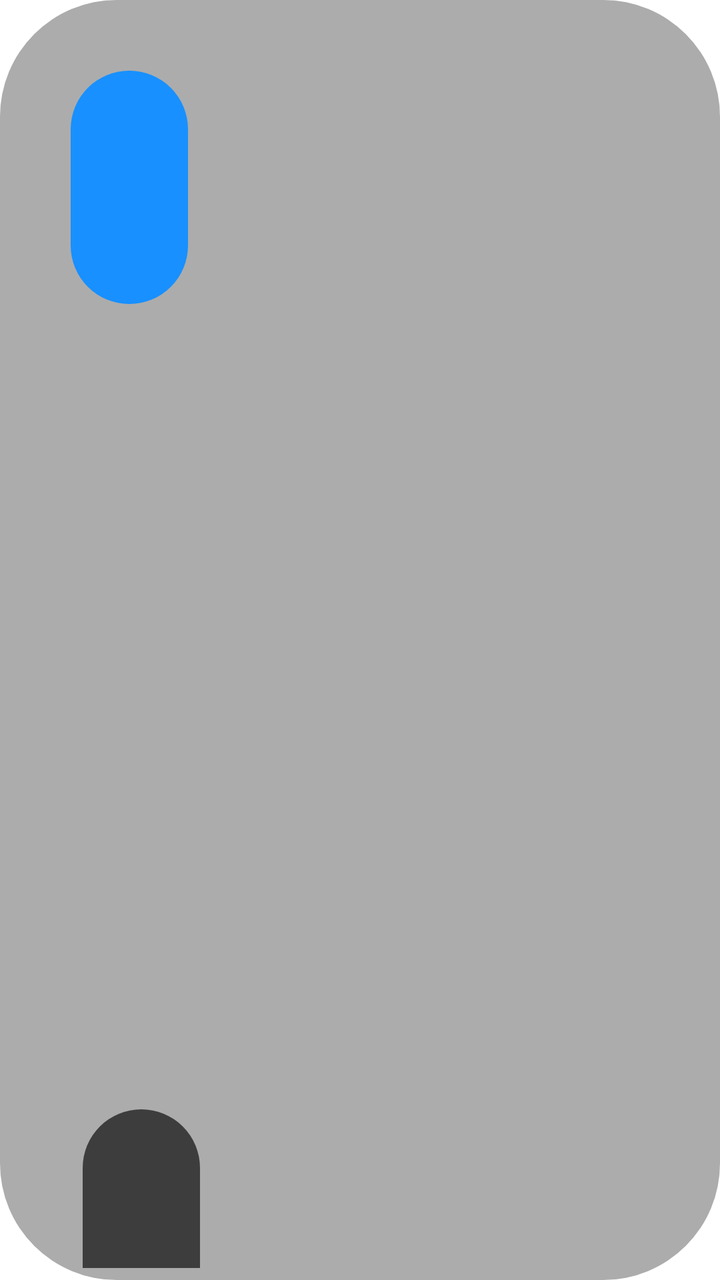
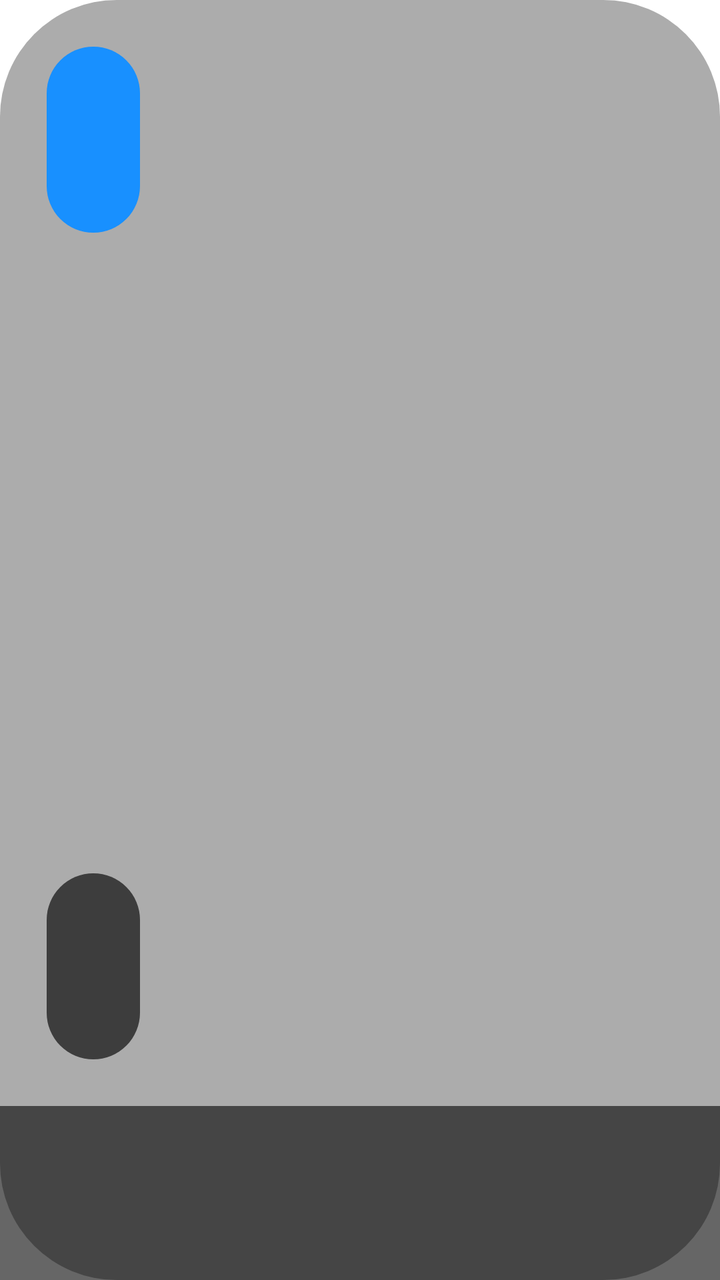

Before-and-after screenshots of an Android layout around one commit, followed by the original layout XML and the change that was made.
<!-- AndroidManifest.xml: application theme AppTheme.NoActionBar -->
<!-- res/layout/item_search.xml -->
<?xml version="1.0" encoding="utf-8"?>
<FrameLayout xmlns:android="http://schemas.android.com/apk/res/android"
    android:layout_width="match_parent"
    android:layout_height="wrap_content"
    android:background="@drawable/shape_user_focus"
    android:focusable="true"
    android:padding="@dimen/vs_1">

    <FrameLayout
        android:layout_width="match_parent"
        android:layout_height="@dimen/vs_150">

        <ImageView
            android:id="@+id/ivThumb"
            android:layout_width="match_parent"
            android:layout_height="match_parent"
            android:padding="@dimen/vs_1"
            android:scaleType="fitXY" />

        <LinearLayout
            android:layout_width="wrap_content"
            android:layout_height="wrap_content"
            android:layout_marginLeft="@dimen/vs_5"
            android:layout_marginTop="@dimen/vs_5"
            android:layout_marginRight="@dimen/vs_5"
            android:orientation="horizontal">

            <TextView
                android:id="@+id/tvSite"
                android:layout_width="wrap_content"
                android:layout_height="wrap_content"
                android:layout_marginEnd="@dimen/vs_5"
                android:layout_marginRight="@dimen/vs_5"
                android:background="@drawable/shape_thumb_year"
                android:ellipsize="end"
                android:gravity="center"
                android:paddingLeft="@dimen/vs_5"
                android:paddingRight="@dimen/vs_5"
                android:singleLine="true"
                android:textColor="@android:color/white"
                android:textSize="@dimen/ts_22" />

        </LinearLayout>


        <LinearLayout
            android:layout_width="match_parent"
            android:layout_height="wrap_content"
            android:layout_gravity="bottom"
            android:orientation="vertical"
            android:padding="@dimen/vs_1">

            <TextView
                android:id="@+id/tvNote"
                android:layout_width="wrap_content"
                android:layout_height="wrap_content"
                android:layout_gravity="bottom"
                android:layout_marginLeft="@dimen/vs_5"
                android:layout_marginRight="@dimen/vs_5"
                android:layout_marginBottom="@dimen/vs_5"
                android:background="@drawable/shape_thumb_note"
                android:ellipsize="end"
                android:gravity="center"
                android:paddingLeft="@dimen/vs_5"
                android:paddingRight="@dimen/vs_5"
                android:singleLine="true"
                android:textColor="@android:color/white"
                android:textSize="@dimen/ts_22" />

            <TextView
                android:id="@+id/tvName"
                android:layout_width="match_parent"
                android:layout_height="wrap_content"
                android:background="@drawable/shape_thumb_bottom_name"
                android:ellipsize="marquee"
                android:marqueeRepeatLimit="marquee_forever"
                android:padding="@dimen/vs_5"
                android:singleLine="true"
                android:textColor="@android:color/white"
                android:textSize="@dimen/ts_22" />
        </LinearLayout>
    </FrameLayout>
</FrameLayout>
<!-- resources referenced by this layout -->
<resources>
  <dimen name="ts_22">15mm</dimen>
  <dimen name="vs_1">1mm</dimen>
  <dimen name="vs_150">150mm</dimen>
  <dimen name="vs_5">5mm</dimen>
  <!-- drawable shape_thumb_bottom_name (drawable) -->
  <?xml version="1.0" encoding="utf-8"?>
  <shape xmlns:android="http://schemas.android.com/apk/res/android">
      <corners
          android:bottomLeftRadius="@dimen/vs_10"
          android:bottomRightRadius="@dimen/vs_10" />
      <solid android:color="@color/color_99000000" />
  </shape>
  <!-- drawable shape_thumb_note (drawable) -->
  <?xml version="1.0" encoding="utf-8"?>
  <shape xmlns:android="http://schemas.android.com/apk/res/android">
      <solid android:color="@color/color_3D3D3D" />
      <corners android:radius="5mm" />
  </shape>
  <!-- drawable shape_thumb_year (drawable) -->
  <?xml version="1.0" encoding="utf-8"?>
  <shape xmlns:android="http://schemas.android.com/apk/res/android">
      <solid android:color="@color/color_1890FF" />
      <corners android:radius="5mm" />
  </shape>
  <!-- drawable shape_user_focus (drawable) -->
  <?xml version="1.0" encoding="utf-8"?>
  <selector xmlns:android="http://schemas.android.com/apk/res/android">
      <item android:state_focused="true">
          <shape>
              <corners android:radius="10mm" />
              <stroke android:width="2mm" android:color="@color/color_FFFFFF" />
              <solid android:color="@color/color_6C3D3D3D" />
          </shape>
      </item>
      <item android:state_focused="false">
          <shape>
              <corners android:radius="10mm" />
              <solid android:color="@color/color_6C3D3D3D"/>
          </shape>
      </item>
  </selector>
  <style name="AppTheme.NoActionBar" parent="AppTheme">
          <item name="android:windowActionBar">false</item>
          <item name="android:windowNoTitle">true</item>
          <item name="windowActionBar">false</item>
          <item name="android:windowFullscreen">true</item>//全屏即无通知栏
          <item name="android:windowContentOverlay">@null</item>//是否有遮盖
          <item name="windowNoTitle">true</item>
          <item name="android:keepScreenOn">true</item>
          
          <item name="android:windowBackground">@android:color/transparent</item>
      </style>
  <dimen name="vs_10">10mm</dimen>
  <color name="color_99000000">#99000000</color>
  <color name="color_3D3D3D">#3D3D3D</color>
  <color name="color_1890FF">#1890FF</color>
  <color name="color_FFFFFF">#ffffffff</color>
  <color name="color_6C3D3D3D">#6c3d3d3d</color>
  <style name="AppTheme" parent="Theme.AppCompat.Light.DarkActionBar">
          
          <item name="colorPrimary">@color/color_6200EE</item>
          <item name="colorPrimaryDark">@color/color_3700B3</item>
          <item name="colorAccent">@color/color_03DAC5</item>
      </style>
  <color name="color_6200EE">#6200EE</color>
  <color name="color_3700B3">#3700B3</color>
  <color name="color_03DAC5">#03DAC5</color>
</resources>

<!-- the commit's change to res/layout/item_search.xml (unified diff, before → after) -->
@@ -3,42 +3,40 @@
     android:layout_width="match_parent"
     android:layout_height="wrap_content"
     android:background="@drawable/shape_user_focus"
-    android:focusable="true"
-    android:padding="@dimen/vs_1">
+    android:focusable="true">
 
     <FrameLayout
         android:layout_width="match_parent"
-        android:layout_height="@dimen/vs_150">
+        android:layout_height="@dimen/vs_120">
 
         <ImageView
             android:id="@+id/ivThumb"
             android:layout_width="match_parent"
             android:layout_height="match_parent"
-            android:padding="@dimen/vs_1"
-            android:scaleType="fitXY" />
+            android:scaleType="centerCrop" />
 
         <LinearLayout
             android:layout_width="wrap_content"
             android:layout_height="wrap_content"
-            android:layout_marginLeft="@dimen/vs_5"
-            android:layout_marginTop="@dimen/vs_5"
-            android:layout_marginRight="@dimen/vs_5"
+            android:layout_marginLeft="@dimen/vs_4"
+            android:layout_marginTop="@dimen/vs_4"
+            android:layout_marginRight="@dimen/vs_4"
             android:orientation="horizontal">
 
             <TextView
                 android:id="@+id/tvSite"
                 android:layout_width="wrap_content"
                 android:layout_height="wrap_content"
-                android:layout_marginEnd="@dimen/vs_5"
-                android:layout_marginRight="@dimen/vs_5"
+                android:layout_marginEnd="@dimen/vs_4"
+                android:layout_marginRight="@dimen/vs_4"
                 android:background="@drawable/shape_thumb_year"
                 android:ellipsize="end"
                 android:gravity="center"
-                android:paddingLeft="@dimen/vs_5"
-                android:paddingRight="@dimen/vs_5"
+                android:paddingLeft="@dimen/vs_4"
+                android:paddingRight="@dimen/vs_4"
                 android:singleLine="true"
                 android:textColor="@android:color/white"
-                android:textSize="@dimen/ts_22" />
+                android:textSize="@dimen/ts_16" />
 
         </LinearLayout>
 
@@ -47,25 +45,24 @@
             android:layout_width="match_parent"
             android:layout_height="wrap_content"
             android:layout_gravity="bottom"
-            android:orientation="vertical"
-            android:padding="@dimen/vs_1">
+            android:orientation="vertical">
 
             <TextView
                 android:id="@+id/tvNote"
                 android:layout_width="wrap_content"
                 android:layout_height="wrap_content"
                 android:layout_gravity="bottom"
-                android:layout_marginLeft="@dimen/vs_5"
-                android:layout_marginRight="@dimen/vs_5"
-                android:layout_marginBottom="@dimen/vs_5"
+                android:layout_marginLeft="@dimen/vs_4"
+                android:layout_marginRight="@dimen/vs_4"
+                android:layout_marginBottom="@dimen/vs_4"
                 android:background="@drawable/shape_thumb_note"
                 android:ellipsize="end"
                 android:gravity="center"
-                android:paddingLeft="@dimen/vs_5"
-                android:paddingRight="@dimen/vs_5"
+                android:paddingLeft="@dimen/vs_4"
+                android:paddingRight="@dimen/vs_4"
                 android:singleLine="true"
                 android:textColor="@android:color/white"
-                android:textSize="@dimen/ts_22" />
+                android:textSize="@dimen/ts_16" />
 
             <TextView
                 android:id="@+id/tvName"
@@ -74,10 +71,10 @@
                 android:background="@drawable/shape_thumb_bottom_name"
                 android:ellipsize="marquee"
                 android:marqueeRepeatLimit="marquee_forever"
-                android:padding="@dimen/vs_5"
+                android:padding="@dimen/vs_4"
                 android:singleLine="true"
                 android:textColor="@android:color/white"
-                android:textSize="@dimen/ts_22" />
+                android:textSize="@dimen/ts_18" />
         </LinearLayout>
     </FrameLayout>
 </FrameLayout>
<!-- resource entries referenced after the edit -->
@@ -1,9 +1,9 @@
 <!-- resources referenced by this layout -->
 <resources>
-  <dimen name="ts_22">15mm</dimen>
-  <dimen name="vs_1">1mm</dimen>
-  <dimen name="vs_150">150mm</dimen>
-  <dimen name="vs_5">5mm</dimen>
+  <dimen name="ts_16">12mm</dimen>
+  <dimen name="ts_18">13mm</dimen>
+  <dimen name="vs_120">120mm</dimen>
+  <dimen name="vs_4">4mm</dimen>
   <!-- drawable shape_thumb_bottom_name (drawable) -->
   <?xml version="1.0" encoding="utf-8"?>
   <shape xmlns:android="http://schemas.android.com/apk/res/android">
